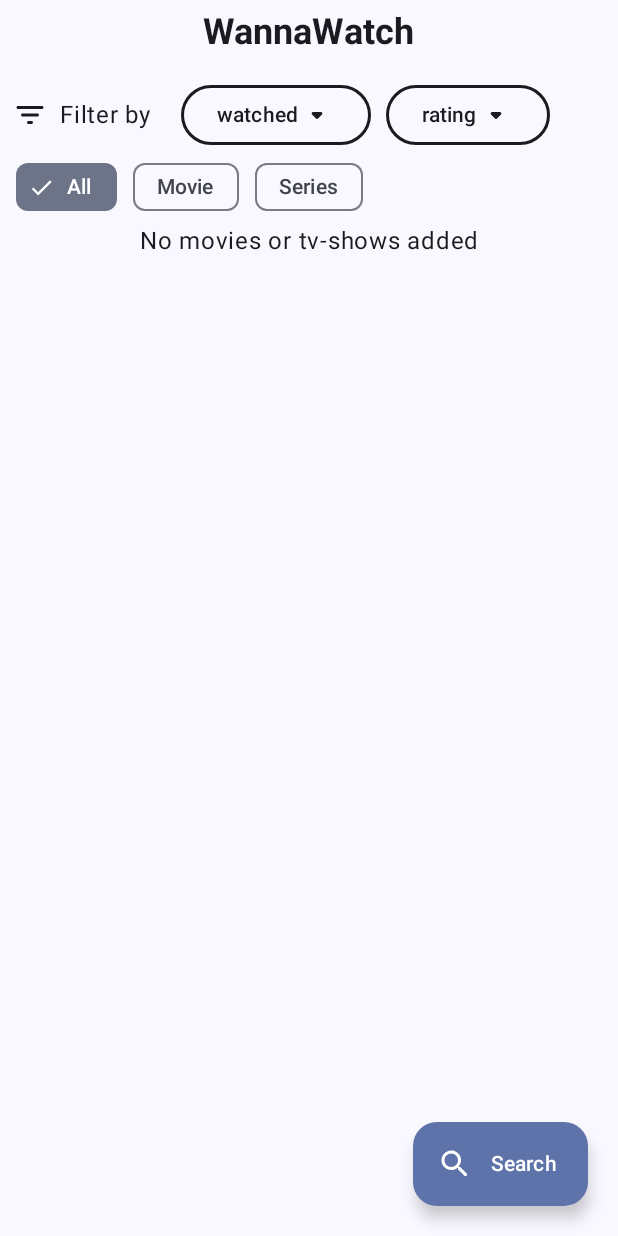
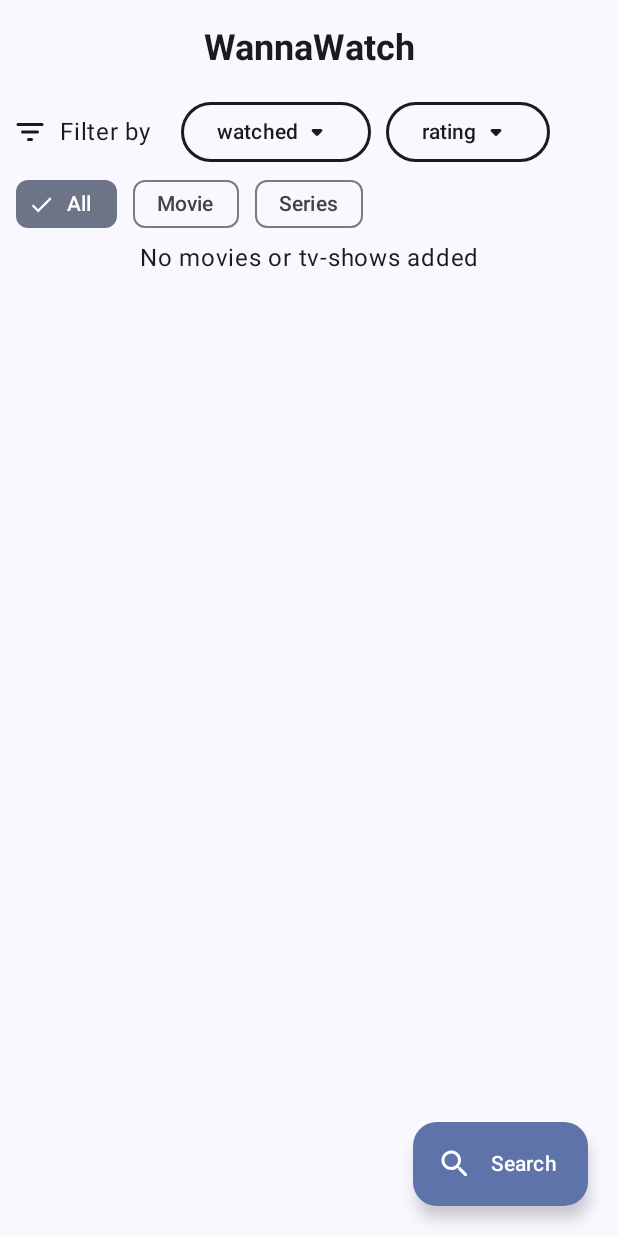
Before and after one commit to Zed-Bailey/WannaWatch, an Android app built with Jetpack Compose: the screen it shows after launch (MainActivity), on a phone screen of 412 x 824 dp. Run offline under Robolectric (Android 15) with nearby library versions, the phone set to English and light mode, and no system bars; our stand-ins replace Room's generated code, accompanist; pictures from the network do not load.

Commit message:
scaffold now uses the appbar rather then my own row thing, more uniform across screens

```diff
--- a/app/src/main/java/com/zed/wannawatch/ui/WannaWatchScaffold.kt
+++ b/app/src/main/java/com/zed/wannawatch/ui/WannaWatchScaffold.kt
@@ -4,15 +4,9 @@ import androidx.compose.foundation.layout.*
 import androidx.compose.material.icons.Icons
 import androidx.compose.material.icons.rounded.ArrowBack
 import androidx.compose.material.icons.rounded.Delete
-import androidx.compose.material3.Icon
-import androidx.compose.material3.IconButton
-import androidx.compose.material3.MaterialTheme
-import androidx.compose.material3.Text
+import androidx.compose.material3.*
 import androidx.compose.runtime.Composable
-import androidx.compose.ui.Alignment
-import androidx.compose.ui.Modifier
 import androidx.compose.ui.text.font.FontWeight
-import androidx.compose.ui.unit.dp
 
 data class ScaffoldState(
     val shouldShowBack: Boolean = false,
@@ -21,6 +15,7 @@ data class ScaffoldState(
     val onDeletePressed: () -> Unit = {}
 )
 
+@OptIn(ExperimentalMaterial3Api::class)
 @Composable
 fun WannaWatchScaffold(
     scaffoldState: ScaffoldState,
@@ -28,13 +23,11 @@ fun WannaWatchScaffold(
 ) {
 
     Column() {
-        Row(
-            modifier = Modifier
-                .fillMaxWidth()
-                .padding(horizontal = 10.dp, vertical = 5.dp),
-            verticalAlignment = Alignment.CenterVertically,
-        ) {
-
+        CenterAlignedTopAppBar(
+            title = {
+                Text("WannaWatch", style = MaterialTheme.typography.headlineSmall, fontWeight = FontWeight.Bold, color = MaterialTheme.colorScheme.onBackground)
+            },
+            navigationIcon = {
                 if(scaffoldState.shouldShowBack) {
                     IconButton(
                         onClick = scaffoldState.onBackPressed,
@@ -42,13 +35,9 @@ fun WannaWatchScaffold(
                         Icon(Icons.Rounded.ArrowBack, contentDescription = null)
                     }
                 }
+            },
 
-            Spacer(modifier = Modifier.weight(1f))
-
-            Text("WannaWatch", style = MaterialTheme.typography.headlineSmall, fontWeight = FontWeight.Bold, color = MaterialTheme.colorScheme.onBackground)
-
-            Spacer(modifier = Modifier.weight(1f))
-
+            actions = {
                 if(scaffoldState.shouldShowDelete) {
                     IconButton(
                         onClick = scaffoldState.onDeletePressed,
@@ -56,9 +45,12 @@ fun WannaWatchScaffold(
                         Icon(Icons.Rounded.Delete, contentDescription = null)
                     }
                 }
+            }
 
-        }
-        Spacer(Modifier.height(10.dp))
+        )
+
+//        Spacer(Modifier.height(10.dp))
+
         content()
 
     }
```
Lines whose indentation alone changed are shown as unchanged.
